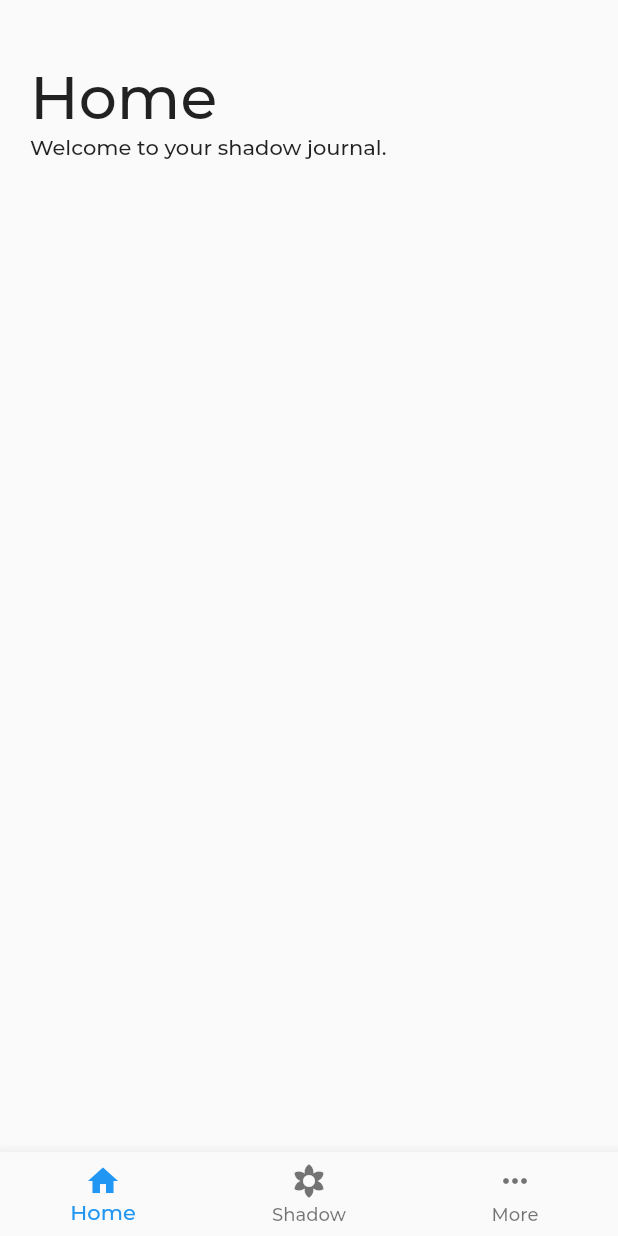
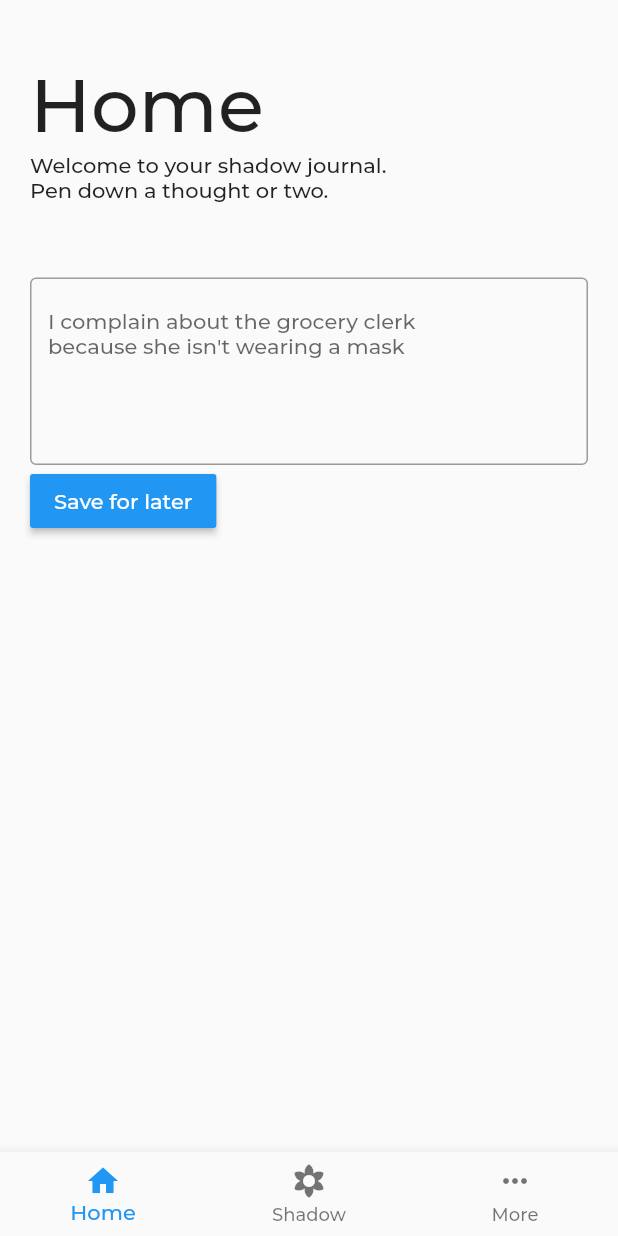
Before and after one commit to sarkarshuvojit/shadow-journal-flutter, a Flutter app: the screen it shows after launch, on a phone screen of 412 x 824 dp. Run offline on Flutter 3.47's test engine with Material 2 defaults, Android fonts, the phone set to English and light mode, and no system bars; missing offline and left inert: nice_button.

Commit message:
enter key worx bruh

```diff
--- a/lib/views/home.dart
+++ b/lib/views/home.dart
@@ -1,24 +1,61 @@
 import 'package:flutter/material.dart';
+import 'package:nice_button/NiceButton.dart';
 
 class HomeView extends StatelessWidget {
+
+  var _noteEditingController = TextEditingController();
+
   @override
   Widget build(BuildContext context) {
     return Container(
       padding: EdgeInsets.fromLTRB(20, 40, 20, 0),
       child: Row(
         children: <Widget>[
-          Column(
+          Flexible(
+            child: Column(
               crossAxisAlignment: CrossAxisAlignment.start,
               children: <Widget>[
                 Text(
                   'Home',
                   style: TextStyle(
-                  fontSize: 40,
+                    fontSize: 50,
                     // fontWeight: FontWeight.bold,
                   ),
                 ),
-              Text('Welcome to your shadow journal.')
+                Text('Welcome to your shadow journal.'),
+                Text('Pen down a thought or two.'),
+                Container(
+                  height: 50,
+                ),
+                TextField(
+                  controller: this._noteEditingController,
+                  keyboardType: TextInputType.multiline,
+                  textInputAction: TextInputAction.done,
+                  textCapitalization: TextCapitalization.sentences,
+                  maxLines: null,
+                  minLines: 5,
+                  decoration: InputDecoration(
+                    border: OutlineInputBorder(),
+                    hintText:
+                        'I complain about the grocery clerk \nbecause she isn\'t wearing a mask',
+                  ),
+                  style: TextStyle(
+                    fontSize: 14
+                  ),
+                  onEditingComplete: () {
+                    print('Editing Complete');
+                    this._noteEditingController.text = this._noteEditingController.text + '\n';
+                    this._noteEditingController.selection = TextSelection.collapsed(offset: this._noteEditingController.text.length);
+                  },
+                ),
+                RaisedButton(
+                  color: Colors.blue,
+                  textColor: Colors.white,
+                  onPressed: () {},
+                  child: Text('Save for later'),
+                ),
               ],
+            ),
           ),
         ],
       ),
--- a/pubspec.yaml
+++ b/pubspec.yaml
@@ -28,6 +28,10 @@ dependencies:
   # The following adds the Cupertino Icons font to your application.
   # Use with the CupertinoIcons class for iOS style icons.
   cupertino_icons: ^0.1.3
+
+  # User Defined Dependencies
+
+  nice_button: ^0.1.7
 
 dev_dependencies:
   flutter_test:
```
Also changed, not shown: pubspec.lock. Lines whose indentation alone changed are shown as unchanged.
